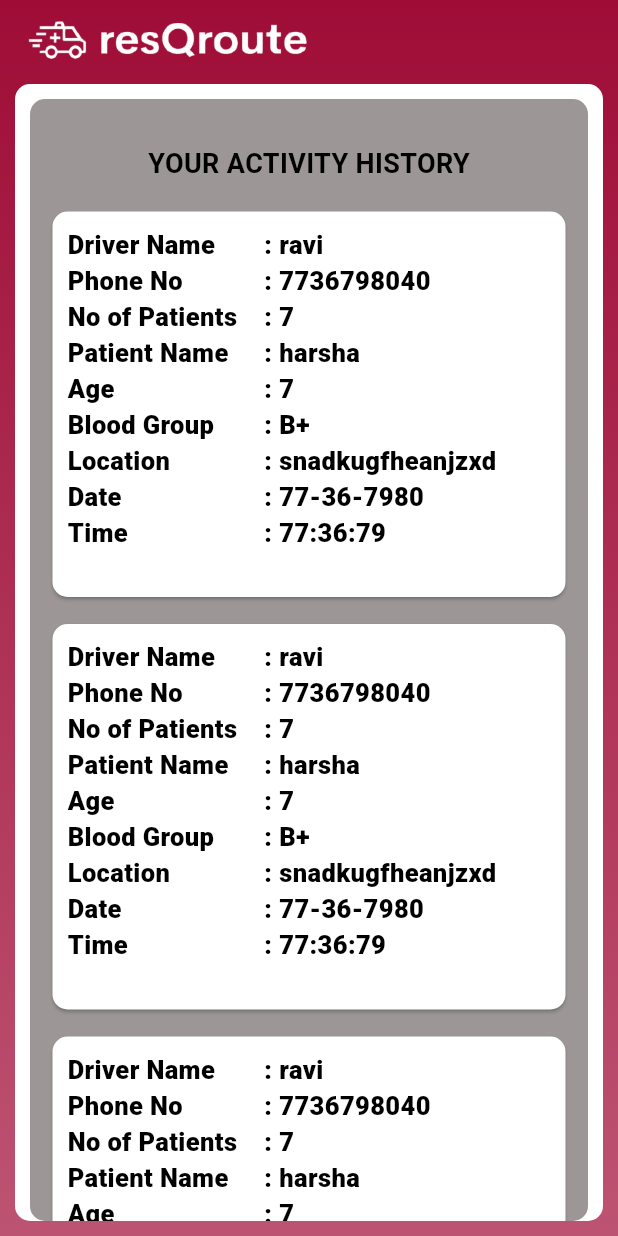
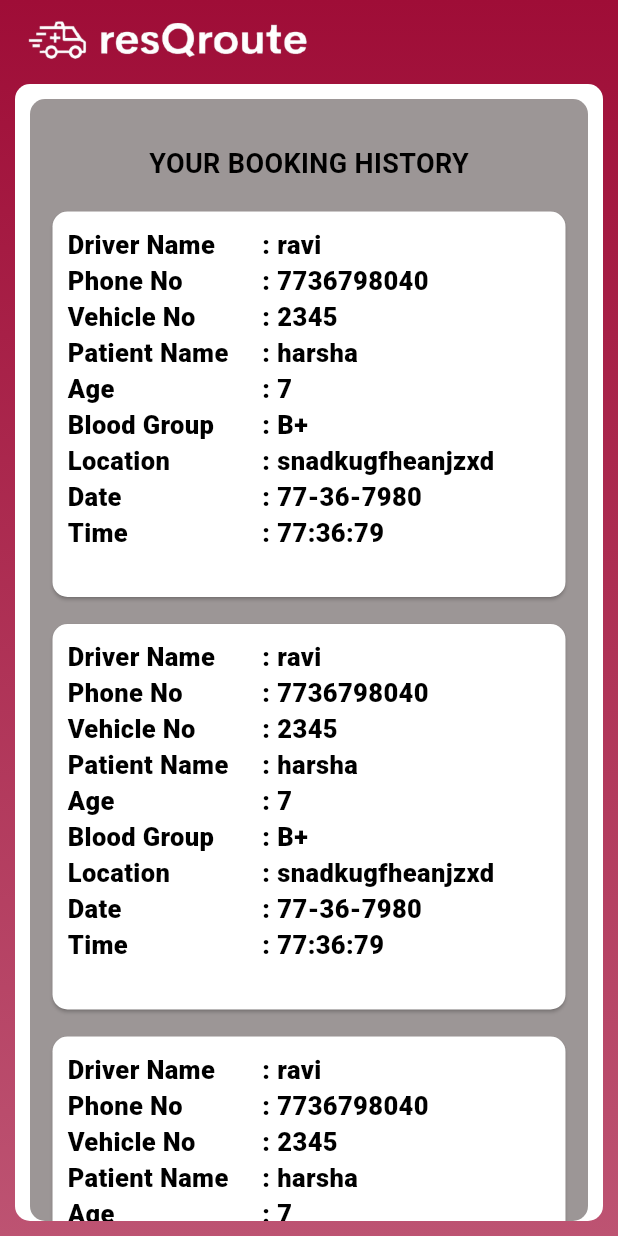
Before and after one commit to richa-johnson/Ambulance-tracker, a Flutter app: the screen it shows after launch, on a phone screen of 412 x 824 dp. Run offline on Flutter 3.47's test engine with Material 3 defaults, Android fonts, the light colour scheme and no system bars; our stand-ins replace flutter_animate.

Commit message:
Driver Booking History UI

```diff
--- /dev/null
+++ b/ambulance_tracker/lib/dashbord/driverHistory.dart
@@ -0,0 +1,124 @@
+import 'package:ambulance_tracker/dashbord/userHistory.dart';
+import 'package:flutter/material.dart';
+
+class DriverHistory extends StatefulWidget {
+  const DriverHistory({super.key});
+
+  @override
+  State<DriverHistory> createState() => _DriverHistoryState();
+}
+
+class _DriverHistoryState extends State<DriverHistory> {
+  String dname="ravi",phoneno="7736798040",vehicleNo="2345",pname="harsha",age="7",bloodGroup="B+",location="snadkugfheanjzxd",date="77-36-7980",time="77:36:79";
+
+  @override
+  Widget build(BuildContext context) {
+    return Scaffold(
+      extendBodyBehindAppBar: true,
+      appBar: AppBar(
+        title: Align(
+          alignment: Alignment.topLeft,
+          child: Image.asset(
+            'assets/title.png',
+            fit: BoxFit.contain,
+            height: 180,
+          ),
+        ),
+        backgroundColor: Colors.transparent,
+        elevation: 0,
+      ),
+
+      body: Container(
+
+        decoration: BoxDecoration(
+          gradient: LinearGradient(
+            begin: Alignment.topCenter,
+            end: Alignment.bottomCenter,
+            colors: [
+              Color.fromRGBO(159, 13, 55, 1.0),
+              Color.fromRGBO(189, 83, 114, 1.0),
+            ],
+          ),
+        ),
+        padding: EdgeInsets.only(
+          top: MediaQuery.of(context).padding.top + kToolbarHeight,
+          left: 10.0,
+          right: 10.0,
+          bottom: 10.0,
+        ),
+        child: Container(
+          height: double.infinity,
+          width: double.infinity,
+          padding: EdgeInsets.only(top: 10,right: 10,left: 10),
+          decoration: BoxDecoration(
+            borderRadius: BorderRadius.circular(10),
+            color: Colors.white,
+          ),
+          child: Container(
+            padding: EdgeInsets.only(top: 30,right: 10,left: 10),
+            decoration: BoxDecoration(
+              borderRadius: BorderRadius.circular(10),
+              color: Color.fromRGBO(156, 150, 150, 1),
+            ),
+            child: Column(
+              crossAxisAlignment: CrossAxisAlignment.center,
+              children: [
+                Center(
+                  child: Text(
+                    "YOUR BOOKING HISTORY",
+                    style: TextStyle(
+                      color: Color.fromRGBO(0, 0, 0, 1),
+                      fontSize: 18,
+                      fontWeight: FontWeight.bold),
+                  ),
+                ),
+                SizedBox(height: 15),
+                Expanded(
+                  child: SingleChildScrollView(
+                    child: Column(
+                      children: List.generate(10, (index)=> Padding(
+                        padding: (EdgeInsets.only(bottom: 10)),
+                          child: SizedBox(
+                            height: 265,
+                            width: 350,
+                            child: Card(
+                              color: Color.fromRGBO(255, 255, 255, 1),
+                              shape: RoundedRectangleBorder(
+                                borderRadius: BorderRadius.circular(10),
+                              ),
+                              child: Padding(
+                                padding: EdgeInsets.all(10),
+                                child: Table(
+                                  columnWidths: {
+                                    0:IntrinsicColumnWidth(),
+                                    1:FixedColumnWidth(10),
+                                    2:FlexColumnWidth()
+                                  },
+                                  children: [
+                                    ActivityHistoryTable(label: "Driver Name", value: dname).build(),
+                                    ActivityHistoryTable(label: "Phone No", value: phoneno).build(),
+                                    ActivityHistoryTable(label: "Vehicle No", value: vehicleNo).build(),
+                                    ActivityHistoryTable(label: "Patient Name     ", value: pname).build(),
+                                    ActivityHistoryTable(label: "Age", value: age).build(),
+                                    ActivityHistoryTable(label: "Blood Group", value: bloodGroup).build(),
+                                    ActivityHistoryTable(label: "Location", value: location).build(),
+                                    ActivityHistoryTable(label: "Date", value: date).build(),
+                                    ActivityHistoryTable(label: "Time", value: time).build(),
+                                  ],
+                                ),
+                              ),
+                            )
+                          ),
+                        ),
+                      ),
+                    ),
+                  ),
+                ),
+              ],
+            ),
+          ),
+        ),
+      ),
+    );
+  }
+}
--- a/ambulance_tracker/lib/main.dart
+++ b/ambulance_tracker/lib/main.dart
@@ -1,4 +1,5 @@
 import 'package:ambulance_tracker/dashbord/driverEdit.dart';
+import 'package:ambulance_tracker/dashbord/driverHistory.dart';
 import 'package:ambulance_tracker/dashbord/patientDetailsForm.dart';
 import 'package:ambulance_tracker/dashbord/userEdit.dart';
 import 'package:ambulance_tracker/dashbord/userHistory.dart';
@@ -26,7 +27,7 @@
        primarySwatch:Colors.blue
       ),
       debugShowCheckedModeBanner: false,
-      home: UserHistory(),
+      home: DriverHistory(),
     );
   }
 }
```
